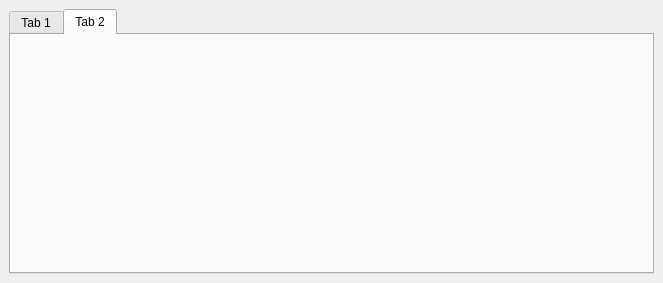
The window that BatPlugin/Batplugin_dockwidget_base.ui (AnthonyWetzel/projet-semestriel---master-2) describes before a commit, drawn with Qt 5.
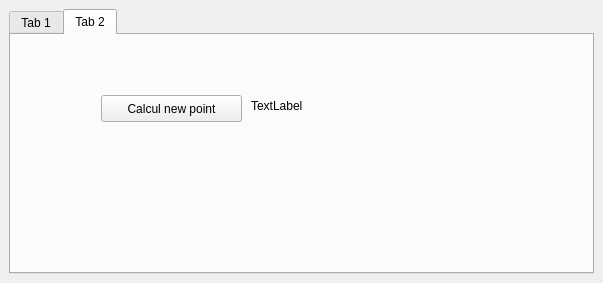
The same window after the commit. The open tabs and pages were chosen to show the change.

Commit message: ajout de la fonction de création du nouveau point + ajout du fichier .gitignore + modification du plugin associé à la fonction

Patch:
```diff
--- a/BatPlugin/Batplugin_dockwidget_base.ui
+++ b/BatPlugin/Batplugin_dockwidget_base.ui
@@ -6,7 +6,7 @@
    <rect>
     <x>0</x>
     <y>0</y>
-    <width>663</width>
+    <width>603</width>
     <height>283</height>
    </rect>
   </property>
@@ -143,6 +143,32 @@
         </property>
         <layout class="QVBoxLayout" name="verticalLayout"/>
        </widget>
+       <widget class="QPushButton" name="calculNewPoint">
+        <property name="geometry">
+         <rect>
+          <x>90</x>
+          <y>60</y>
+          <width>141</width>
+          <height>27</height>
+         </rect>
+        </property>
+        <property name="text">
+         <string>Calcul new point</string>
+        </property>
+       </widget>
+       <widget class="QLabel" name="labelNewPoint">
+        <property name="geometry">
+         <rect>
+          <x>240</x>
+          <y>40</y>
+          <width>231</width>
+          <height>61</height>
+         </rect>
+        </property>
+        <property name="text">
+         <string>TextLabel</string>
+        </property>
+       </widget>
       </widget>
      </widget>
     </item>
```
Left out of the diff: 6 changed lines with no effect on the pictures. The commit also changes 4 other files.
